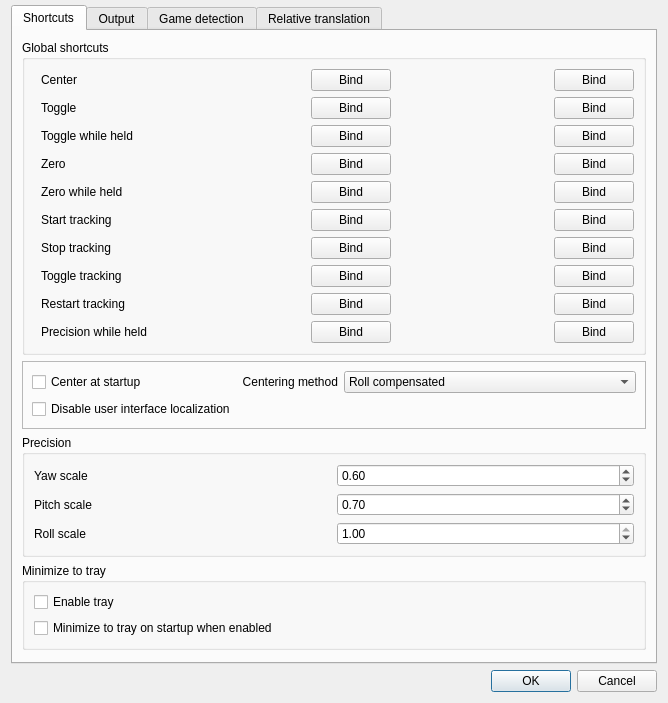
First picture: the form in gui/options-dialog.ui, repository jansromi/opentrack, before the edit.
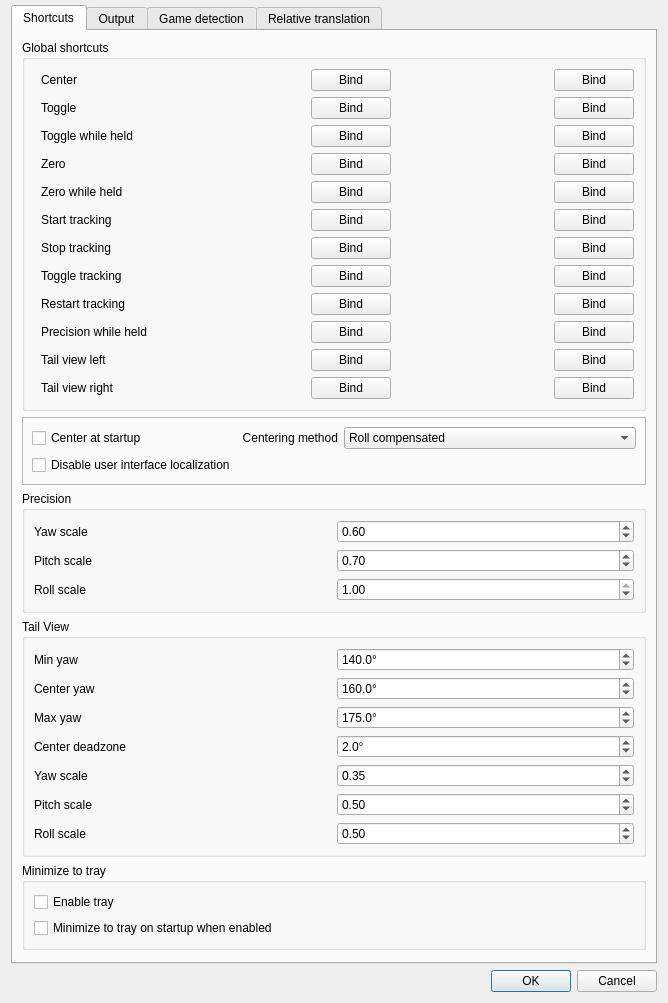
Second picture: the form after the edit. Icons and pictures are not drawn. Custom widgets are drawn as their Qt base class.

Commit message: feat: tailview

What changed in the file:
```diff
--- a/gui/options-dialog.ui
+++ b/gui/options-dialog.ui
@@ -7,7 +7,7 @@
     <x>0</x>
     <y>0</y>
     <width>548</width>
-    <height>612</height>
+    <height>760</height>
    </rect>
   </property>
   <property name="windowTitle">
@@ -876,6 +876,172 @@
             </property>
            </widget>
           </item>
+          <item row="10" column="0">
+           <widget class="QLabel" name="label_tailview_left">
+            <property name="sizePolicy">
+             <sizepolicy hsizetype="Maximum" vsizetype="Maximum">
+              <horstretch>0</horstretch>
+              <verstretch>0</verstretch>
+             </sizepolicy>
+            </property>
+            <property name="cursor">
+             <cursorShape>WhatsThisCursor</cursorShape>
+            </property>
+            <property name="toolTip">
+             <string>Snap to the configured rear-left tail view while held.</string>
+            </property>
+            <property name="text">
+             <string>Tail view left</string>
+            </property>
+           </widget>
+          </item>
+          <item row="10" column="1">
+           <widget class="QLabel" name="tailview_left_text">
+            <property name="sizePolicy">
+             <sizepolicy hsizetype="Minimum" vsizetype="Maximum">
+              <horstretch>255</horstretch>
+              <verstretch>0</verstretch>
+             </sizepolicy>
+            </property>
+            <property name="minimumSize">
+             <size>
+              <width>100</width>
+              <height>0</height>
+             </size>
+            </property>
+            <property name="text">
+             <string/>
+            </property>
+           </widget>
+          </item>
+          <item row="10" column="2">
+           <widget class="QPushButton" name="bind_tailview_left">
+            <property name="sizePolicy">
+             <sizepolicy hsizetype="Maximum" vsizetype="Maximum">
+              <horstretch>0</horstretch>
+              <verstretch>0</verstretch>
+             </sizepolicy>
+            </property>
+            <property name="text">
+             <string>Bind</string>
+            </property>
+           </widget>
+          </item>
+          <item row="10" column="3">
+           <widget class="QLabel" name="tailview_left_text_2">
+            <property name="sizePolicy">
+             <sizepolicy hsizetype="Minimum" vsizetype="Maximum">
+              <horstretch>255</horstretch>
+              <verstretch>0</verstretch>
+             </sizepolicy>
+            </property>
+            <property name="minimumSize">
+             <size>
+              <width>100</width>
+              <height>0</height>
+             </size>
+            </property>
+            <property name="text">
+             <string/>
+            </property>
+           </widget>
+          </item>
+          <item row="10" column="4">
+           <widget class="QPushButton" name="bind_tailview_left_2">
+            <property name="sizePolicy">
+             <sizepolicy hsizetype="Maximum" vsizetype="Maximum">
+              <horstretch>0</horstretch>
+              <verstretch>0</verstretch>
+             </sizepolicy>
+            </property>
+            <property name="text">
+             <string>Bind</string>
+            </property>
+           </widget>
+          </item>
+          <item row="11" column="0">
+           <widget class="QLabel" name="label_tailview_right">
+            <property name="sizePolicy">
+             <sizepolicy hsizetype="Maximum" vsizetype="Maximum">
+              <horstretch>0</horstretch>
+              <verstretch>0</verstretch>
+             </sizepolicy>
+            </property>
+            <property name="cursor">
+             <cursorShape>WhatsThisCursor</cursorShape>
+            </property>
+            <property name="toolTip">
+             <string>Snap to the configured rear-right tail view while held.</string>
+            </property>
+            <property name="text">
+             <string>Tail view right</string>
+            </property>
+           </widget>
+          </item>
+          <item row="11" column="1">
+           <widget class="QLabel" name="tailview_right_text">
+            <property name="sizePolicy">
+             <sizepolicy hsizetype="Minimum" vsizetype="Maximum">
+              <horstretch>255</horstretch>
+              <verstretch>0</verstretch>
+             </sizepolicy>
+            </property>
+            <property name="minimumSize">
+             <size>
+              <width>100</width>
+              <height>0</height>
+             </size>
+            </property>
+            <property name="text">
+             <string/>
+            </property>
+           </widget>
+          </item>
+          <item row="11" column="2">
+           <widget class="QPushButton" name="bind_tailview_right">
+            <property name="sizePolicy">
+             <sizepolicy hsizetype="Maximum" vsizetype="Maximum">
+              <horstretch>0</horstretch>
+              <verstretch>0</verstretch>
+             </sizepolicy>
+            </property>
+            <property name="text">
+             <string>Bind</string>
+            </property>
+           </widget>
+          </item>
+          <item row="11" column="3">
+           <widget class="QLabel" name="tailview_right_text_2">
+            <property name="sizePolicy">
+             <sizepolicy hsizetype="Minimum" vsizetype="Maximum">
+              <horstretch>255</horstretch>
+              <verstretch>0</verstretch>
+             </sizepolicy>
+            </property>
+            <property name="minimumSize">
+             <size>
+              <width>100</width>
+              <height>0</height>
+             </size>
+            </property>
+            <property name="text">
+             <string/>
+            </property>
+           </widget>
+          </item>
+          <item row="11" column="4">
+           <widget class="QPushButton" name="bind_tailview_right_2">
+            <property name="sizePolicy">
+             <sizepolicy hsizetype="Maximum" vsizetype="Maximum">
+              <horstretch>0</horstretch>
+              <verstretch>0</verstretch>
+             </sizepolicy>
+            </property>
+            <property name="text">
+             <string>Bind</string>
+            </property>
+           </widget>
+          </item>
          </layout>
         </widget>
        </item>
@@ -977,7 +1143,7 @@
         </widget>
        </item>
        <item>
-        <widget class="QGroupBox" name="groupBox_precision">
+       <widget class="QGroupBox" name="groupBox_precision">
          <property name="sizePolicy">
           <sizepolicy hsizetype="Minimum" vsizetype="Maximum">
            <horstretch>0</horstretch>
@@ -1069,6 +1235,194 @@
          </layout>
         </widget>
        </item>
+       <item>
+        <widget class="QGroupBox" name="groupBox_tailview">
+         <property name="sizePolicy">
+          <sizepolicy hsizetype="Minimum" vsizetype="Maximum">
+           <horstretch>0</horstretch>
+           <verstretch>0</verstretch>
+          </sizepolicy>
+         </property>
+         <property name="title">
+          <string>Tail View</string>
+         </property>
+         <layout class="QGridLayout" name="gridLayout_tailview">
+          <item row="0" column="0">
+           <widget class="QLabel" name="label_tailview_min_yaw">
+            <property name="text">
+             <string>Min yaw</string>
+            </property>
+           </widget>
+          </item>
+          <item row="0" column="1">
+           <widget class="QDoubleSpinBox" name="tailview_min_yaw_deg">
+            <property name="decimals">
+             <number>1</number>
+            </property>
+            <property name="maximum">
+             <double>180.000000000000000</double>
+            </property>
+            <property name="singleStep">
+             <double>1.000000000000000</double>
+            </property>
+            <property name="value">
+             <double>140.000000000000000</double>
+            </property>
+            <property name="suffix">
+             <string>°</string>
+            </property>
+           </widget>
+          </item>
+          <item row="1" column="0">
+           <widget class="QLabel" name="label_tailview_center_yaw">
+            <property name="text">
+             <string>Center yaw</string>
+            </property>
+           </widget>
+          </item>
+          <item row="1" column="1">
+           <widget class="QDoubleSpinBox" name="tailview_center_yaw_deg">
+            <property name="decimals">
+             <number>1</number>
+            </property>
+            <property name="maximum">
+             <double>180.000000000000000</double>
+            </property>
+            <property name="singleStep">
+             <double>1.000000000000000</double>
+            </property>
+            <property name="value">
+             <double>160.000000000000000</double>
+            </property>
+            <property name="suffix">
+             <string>°</string>
+            </property>
+           </widget>
+          </item>
+          <item row="2" column="0">
+           <widget class="QLabel" name="label_tailview_max_yaw">
+            <property name="text">
+             <string>Max yaw</string>
+            </property>
+           </widget>
+          </item>
+          <item row="2" column="1">
+           <widget class="QDoubleSpinBox" name="tailview_max_yaw_deg">
+            <property name="decimals">
+             <number>1</number>
+            </property>
+            <property name="maximum">
+             <double>180.000000000000000</double>
+            </property>
+            <property name="singleStep">
+             <double>1.000000000000000</double>
+            </property>
+            <property name="value">
+             <double>175.000000000000000</double>
+            </property>
+            <property name="suffix">
+             <string>°</string>
+            </property>
+           </widget>
+          </item>
+          <item row="3" column="0">
+           <widget class="QLabel" name="label_tailview_center_deadzone">
+            <property name="text">
+             <string>Center deadzone</string>
+            </property>
+           </widget>
+          </item>
+          <item row="3" column="1">
+           <widget class="QDoubleSpinBox" name="tailview_center_deadzone_deg">
+            <property name="decimals">
+             <number>1</number>
+            </property>
+            <property name="maximum">
+             <double>45.000000000000000</double>
+            </property>
+            <property name="singleStep">
+             <double>0.500000000000000</double>
+            </property>
+            <property name="value">
+             <double>2.000000000000000</double>
+            </property>
+            <property name="suffix">
+             <string>°</string>
+            </property>
+           </widget>
+          </item>
+          <item row="4" column="0">
+           <widget class="QLabel" name="label_tailview_precision_yaw">
+            <property name="text">
+             <string>Yaw scale</string>
+            </property>
+           </widget>
+          </item>
+          <item row="4" column="1">
+           <widget class="QDoubleSpinBox" name="tailview_precision_yaw_scale">
+            <property name="decimals">
+             <number>2</number>
+            </property>
+            <property name="maximum">
+             <double>1.000000000000000</double>
+            </property>
+            <property name="singleStep">
+             <double>0.050000000000000</double>
+            </property>
+            <property name="value">
+             <double>0.350000000000000</double>
+            </property>
+           </widget>
+          </item>
+          <item row="5" column="0">
+           <widget class="QLabel" name="label_tailview_precision_pitch">
+            <property name="text">
+             <string>Pitch scale</string>
+            </property>
+           </widget>
+          </item>
+          <item row="5" column="1">
+           <widget class="QDoubleSpinBox" name="tailview_precision_pitch_scale">
+            <property name="decimals">
+             <number>2</number>
+            </property>
+            <property name="maximum">
+             <double>1.000000000000000</double>
+            </property>
+            <property name="singleStep">
+             <double>0.050000000000000</double>
+            </property>
+            <property name="value">
+             <double>0.500000000000000</double>
+            </property>
+           </widget>
+          </item>
+          <item row="6" column="0">
+           <widget class="QLabel" name="label_tailview_precision_roll">
+            <property name="text">
+             <string>Roll scale</string>
+            </property>
+           </widget>
+          </item>
+          <item row="6" column="1">
+           <widget class="QDoubleSpinBox" name="tailview_precision_roll_scale">
+            <property name="decimals">
+             <number>2</number>
+            </property>
+            <property name="maximum">
+             <double>1.000000000000000</double>
+            </property>
+            <property name="singleStep">
+             <double>0.050000000000000</double>
+            </property>
+            <property name="value">
+             <double>0.500000000000000</double>
+            </property>
+           </widget>
+          </item>
+         </layout>
+        </widget>
+       </item>
        <item>
         <widget class="QGroupBox" name="groupBox_11">
          <property name="sizePolicy">
```
Left out of the diff: 11 changed lines with no effect on the pictures. The commit also changes 7 other files.
